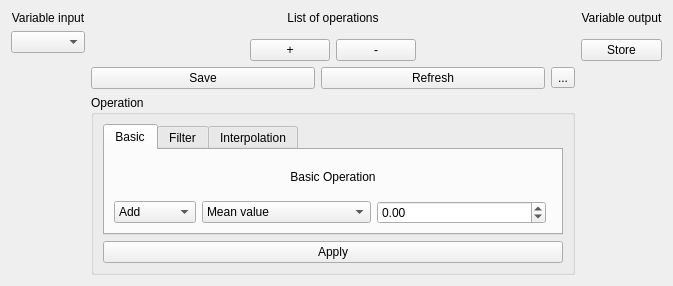
Before: the Qt Designer form dataTransformation_toolbox.ui in Attolab/GUI_XUV_SE10, drawn with Qt 5.
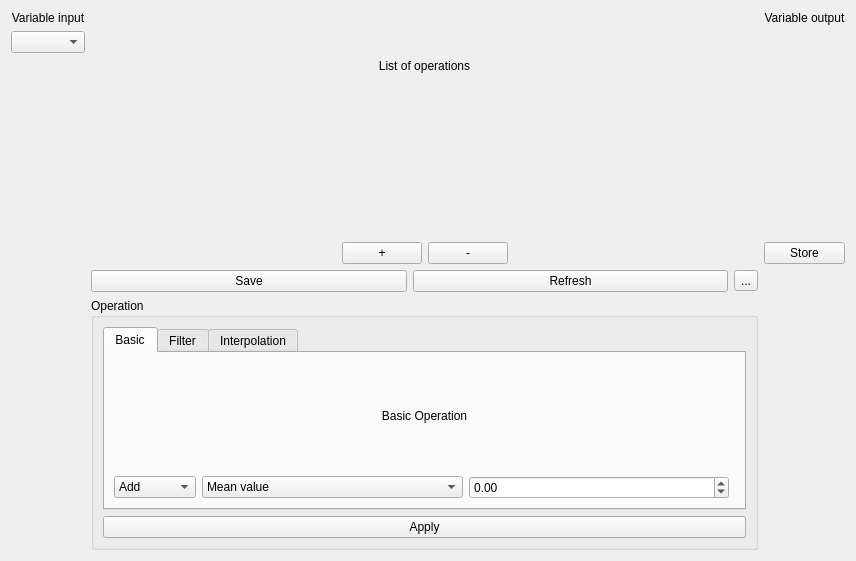
After: the same form once the commit is applied. Custom widgets are drawn as their Qt base class.

Commit message: DataTreeWidget almost ready

What changed in the file:
```diff
--- a/dataTransformation_toolbox.ui
+++ b/dataTransformation_toolbox.ui
@@ -6,8 +6,8 @@
    <rect>
     <x>0</x>
     <y>0</y>
-    <width>673</width>
-    <height>286</height>
+    <width>856</width>
+    <height>561</height>
    </rect>
   </property>
   <property name="windowTitle">
@@ -21,6 +21,12 @@
        <property name="title">
         <string>Operation</string>
        </property>
+       <property name="flat">
+        <bool>false</bool>
+       </property>
+       <property name="checkable">
+        <bool>false</bool>
+       </property>
        <layout class="QVBoxLayout" name="verticalLayout_5">
         <property name="sizeConstraint">
          <enum>QLayout::SetMinimumSize</enum>
```
Left out of the diff: 4 changed lines with no effect on the pictures. The commit also changes 13 other files.
